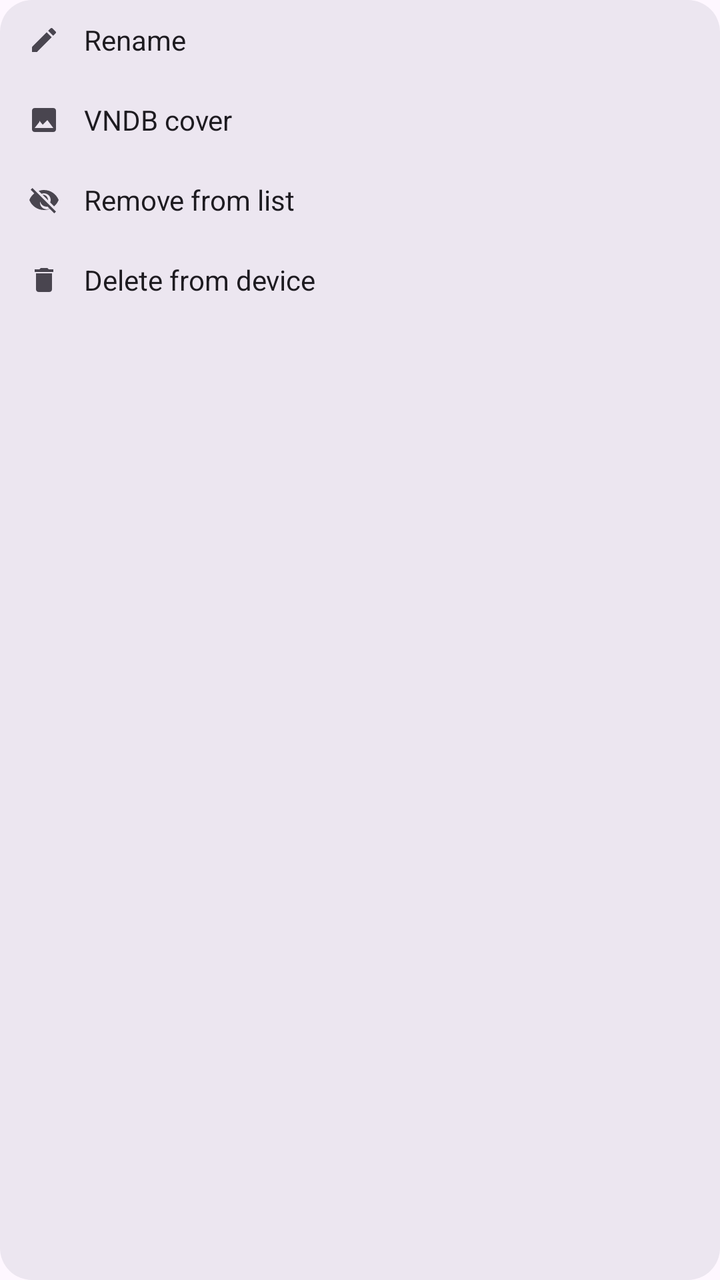
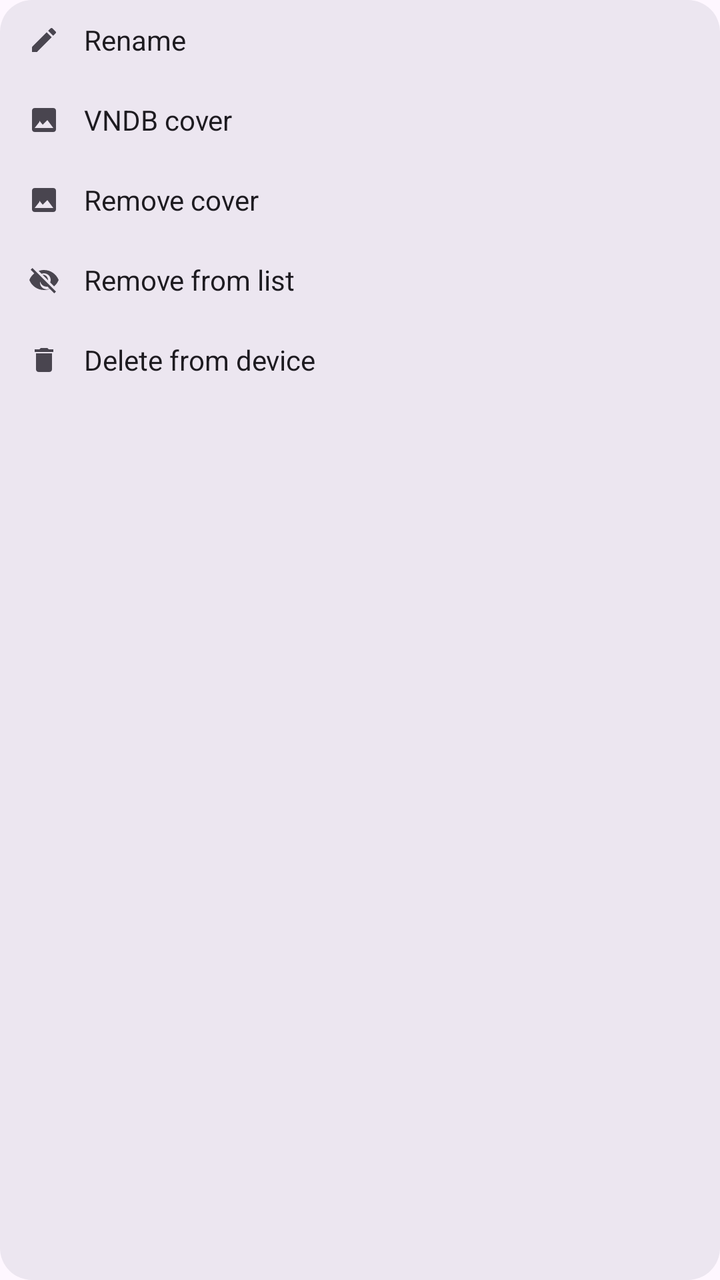

The first picture is an Android layout as it rendered before a commit; the second is the same layout after the commit. The layout source and the unified diff follow.
<!-- AndroidManifest.xml: application theme AppTheme -->
<!-- res/layout/game_context_popup.xml -->
<?xml version="1.0" encoding="utf-8"?>
<LinearLayout xmlns:android="http://schemas.android.com/apk/res/android"
    xmlns:app="http://schemas.android.com/apk/res-auto"
    android:orientation="vertical"
    android:layout_width="wrap_content"
    android:layout_height="wrap_content"
    android:background="@drawable/bg_game_context">

    
    <LinearLayout
        android:id="@+id/ctx_rename_row"
        android:orientation="horizontal"
        android:layout_width="match_parent"
        android:layout_height="40dp"
        android:paddingStart="14dp"
        android:paddingEnd="20dp"
        android:gravity="center_vertical"
        android:background="?attr/selectableItemBackground"
        android:clickable="true"
        android:focusable="true">

        <ImageView
            android:layout_width="16dp"
            android:layout_height="16dp"
            android:importantForAccessibility="no"
            android:src="@drawable/ic_ctx_rename"
            app:tint="?attr/colorOnSurfaceVariant"/>

        <TextView
            android:layout_width="wrap_content"
            android:layout_height="wrap_content"
            android:layout_marginStart="12dp"
            android:text="@string/ctx_rename"
            android:textSize="14sp"
            android:textColor="?attr/colorOnSurface"/>

    </LinearLayout>

    
    <LinearLayout
        android:id="@+id/ctx_cover_row"
        android:orientation="horizontal"
        android:layout_width="match_parent"
        android:layout_height="40dp"
        android:paddingStart="14dp"
        android:paddingEnd="20dp"
        android:gravity="center_vertical"
        android:background="?attr/selectableItemBackground"
        android:clickable="true"
        android:focusable="true">

        <ImageView
            android:layout_width="16dp"
            android:layout_height="16dp"
            android:importantForAccessibility="no"
            android:src="@drawable/ic_ctx_cover"
            app:tint="?attr/colorOnSurfaceVariant"/>

        <TextView
            android:layout_width="wrap_content"
            android:layout_height="wrap_content"
            android:layout_marginStart="12dp"
            android:text="@string/ctx_cover"
            android:textSize="14sp"
            android:textColor="?attr/colorOnSurface"/>

    </LinearLayout>

    
    <LinearLayout
        android:id="@+id/ctx_hide_row"
        android:orientation="horizontal"
        android:layout_width="match_parent"
        android:layout_height="40dp"
        android:paddingStart="14dp"
        android:paddingEnd="20dp"
        android:gravity="center_vertical"
        android:background="?attr/selectableItemBackground"
        android:clickable="true"
        android:focusable="true">

        <ImageView
            android:layout_width="16dp"
            android:layout_height="16dp"
            android:importantForAccessibility="no"
            android:src="@drawable/ic_ctx_hide"
            app:tint="?attr/colorOnSurfaceVariant"/>

        <TextView
            android:layout_width="wrap_content"
            android:layout_height="wrap_content"
            android:layout_marginStart="12dp"
            android:text="@string/ctx_hide"
            android:textSize="14sp"
            android:textColor="?attr/colorOnSurface"/>

    </LinearLayout>

    
    <LinearLayout
        android:id="@+id/ctx_delete_row"
        android:orientation="horizontal"
        android:layout_width="match_parent"
        android:layout_height="40dp"
        android:paddingStart="14dp"
        android:paddingEnd="20dp"
        android:gravity="center_vertical"
        android:background="?attr/selectableItemBackground"
        android:clickable="true"
        android:focusable="true">

        <ImageView
            android:layout_width="16dp"
            android:layout_height="16dp"
            android:importantForAccessibility="no"
            android:src="@drawable/ic_ctx_delete"
            app:tint="?attr/colorOnSurfaceVariant"/>

        <TextView
            android:layout_width="wrap_content"
            android:layout_height="wrap_content"
            android:layout_marginStart="12dp"
            android:text="@string/ctx_delete"
            android:textSize="14sp"
            android:textColor="?attr/colorOnSurface"/>

    </LinearLayout>

</LinearLayout>
<!-- resources referenced by this layout -->
<resources>
  <!-- drawable bg_game_context (drawable) -->
  <?xml version="1.0" encoding="utf-8"?>
  <shape xmlns:android="http://schemas.android.com/apk/res/android"
      android:shape="rectangle">
      <solid android:color="?attr/colorSurfaceContainerHigh"/>
      <corners android:radius="16dp"/>
  </shape>
  <!-- drawable ic_ctx_cover (drawable) -->
  <?xml version="1.0" encoding="utf-8"?>
  <vector xmlns:android="http://schemas.android.com/apk/res/android"
      android:width="24dp"
      android:height="24dp"
      android:viewportWidth="24"
      android:viewportHeight="24">
      <path
          android:fillColor="#FF000000"
          android:pathData="M21,19V5c0,-1.1 -0.9,-2 -2,-2H5c-1.1,0 -2,0.9 -2,2v14c0,1.1 0.9,2 2,2h14c1.1,0 2,-0.9 2,-2zM8.5,12.5l2.5,3.01L14.5,12l4.5,6H5l3.5,-4.5z"/>
  </vector>
  <!-- drawable ic_ctx_delete (drawable) -->
  <?xml version="1.0" encoding="utf-8"?>
  <vector xmlns:android="http://schemas.android.com/apk/res/android"
      android:width="24dp"
      android:height="24dp"
      android:viewportWidth="24"
      android:viewportHeight="24">
      <path
          android:fillColor="#FF000000"
          android:pathData="M6,19c0,1.1 0.9,2 2,2h8c1.1,0 2,-0.9 2,-2V7H6v12zM19,4h-3.5l-1,-1h-5l-1,1H5v2h14V4z"/>
  </vector>
  <!-- drawable ic_ctx_hide (drawable) -->
  <?xml version="1.0" encoding="utf-8"?>
  <vector xmlns:android="http://schemas.android.com/apk/res/android"
      android:width="24dp"
      android:height="24dp"
      android:viewportWidth="24"
      android:viewportHeight="24">
      <path
          android:fillColor="#FF000000"
          android:pathData="M12,7c2.76,0 5,2.24 5,5 0,0.65 -0.13,1.26 -0.36,1.83l2.92,2.92c1.51,-1.26 2.7,-2.89 3.43,-4.75 -1.73,-4.39 -6,-7.5 -11,-7.5 -1.4,0 -2.74,0.25 -3.98,0.7l2.16,2.16C10.74,7.13 11.35,7 12,7zM2,4.27l2.28,2.28 0.46,0.46C3.08,8.3 1.78,10.02 1,12c1.73,4.39 6,7.5 11,7.5 1.55,0 3.03,-0.3 4.38,-0.84l0.42,0.42L19.73,22 21,20.73 3.27,3 2,4.27zM7.53,9.8l1.55,1.55c-0.05,0.21 -0.08,0.43 -0.08,0.65 0,2.76 2.24,5 5,5 0.23,0 0.44,-0.03 0.65,-0.08l1.55,1.55c-0.67,0.33 -1.41,0.53 -2.2,0.53 -2.76,0 -5,-2.24 -5,-5 0,-0.79 0.2,-1.53 0.53,-2.2zM11.84,9.02l3.15,3.15 0.02,-0.16c0,-2.21 -1.79,-4 -4,-4l0.83,1.01z"/>
  </vector>
  <!-- drawable ic_ctx_rename (drawable) -->
  <?xml version="1.0" encoding="utf-8"?>
  <vector xmlns:android="http://schemas.android.com/apk/res/android"
      android:width="24dp"
      android:height="24dp"
      android:viewportWidth="24"
      android:viewportHeight="24">
      <path
          android:fillColor="#FF000000"
          android:pathData="M3,17.25V21h3.75L17.81,9.94l-3.75,-3.75L3,17.25zM20.71,7.04c0.39,-0.39 0.39,-1.02 0,-1.41l-2.34,-2.34c-0.39,-0.39 -1.02,-0.39 -1.41,0l-1.83,1.83 3.75,3.75 1.83,-1.83z"/>
  </vector>
  <string name="ctx_cover">VNDB cover</string>
  <string name="ctx_delete">Delete from device</string>
  <string name="ctx_hide">Remove from list</string>
  <string name="ctx_rename">Rename</string>
  <style name="AppTheme" parent="AppBaseTheme" />
  <style name="AppBaseTheme" parent="Theme.Material3.DayNight.NoActionBar">
          
          <item name="colorPrimary">@color/ikura_primary</item>
          <item name="colorOnPrimary">@color/ikura_on_primary</item>
          <item name="colorPrimaryContainer">@color/ikura_primary_container</item>
          <item name="colorOnPrimaryContainer">@color/ikura_on_primary_container</item>
      </style>
  <color name="ikura_primary">#B02F00</color>
  <color name="ikura_on_primary">#FFFFFF</color>
  <color name="ikura_primary_container">#FFDBCC</color>
  <color name="ikura_on_primary_container">#3A0D00</color>
</resources>

<!-- the commit's change to res/layout/game_context_popup.xml (unified diff, before → after) -->
@@ -68,6 +68,36 @@
 
     
     <LinearLayout
+        android:id="@+id/ctx_cover_remove_row"
+        android:orientation="horizontal"
+        android:layout_width="match_parent"
+        android:layout_height="40dp"
+        android:paddingStart="14dp"
+        android:paddingEnd="20dp"
+        android:gravity="center_vertical"
+        android:background="?attr/selectableItemBackground"
+        android:clickable="true"
+        android:focusable="true">
+
+        <ImageView
+            android:layout_width="16dp"
+            android:layout_height="16dp"
+            android:importantForAccessibility="no"
+            android:src="@drawable/ic_ctx_cover"
+            app:tint="?attr/colorOnSurfaceVariant"/>
+
+        <TextView
+            android:layout_width="wrap_content"
+            android:layout_height="wrap_content"
+            android:layout_marginStart="12dp"
+            android:text="@string/ctx_cover_remove"
+            android:textSize="14sp"
+            android:textColor="?attr/colorOnSurface"/>
+
+    </LinearLayout>
+
+    
+    <LinearLayout
         android:id="@+id/ctx_hide_row"
         android:orientation="horizontal"
         android:layout_width="match_parent"
<!-- resource entries referenced after the edit -->
@@ -52,6 +52,7 @@
           android:pathData="M3,17.25V21h3.75L17.81,9.94l-3.75,-3.75L3,17.25zM20.71,7.04c0.39,-0.39 0.39,-1.02 0,-1.41l-2.34,-2.34c-0.39,-0.39 -1.02,-0.39 -1.41,0l-1.83,1.83 3.75,3.75 1.83,-1.83z"/>
   </vector>
   <string name="ctx_cover">VNDB cover</string>
+  <string name="ctx_cover_remove">Remove cover</string>
   <string name="ctx_delete">Delete from device</string>
   <string name="ctx_hide">Remove from list</string>
   <string name="ctx_rename">Rename</string>
